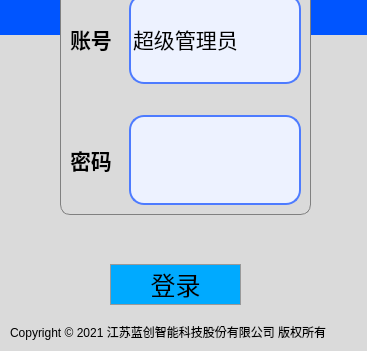
Old version of the form VocLogin/dialog.ui in the repository aa123Eason/workcode; both pictures show x 0 to 367 and y 196 to 547 of the 367 by 547 pixel window.
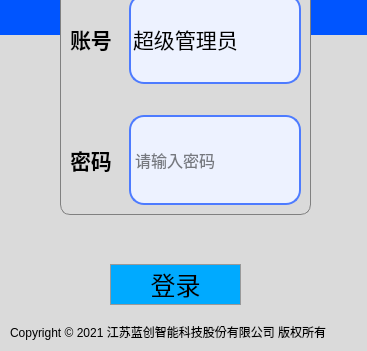
New version of the form. Icons and pictures are not drawn.

The edit to the form file:
```diff
--- a/VocLogin/dialog.ui
+++ b/VocLogin/dialog.ui
@@ -301,6 +301,15 @@
 	font: 75 12pt &quot;微软雅黑&quot;;
 }</string>
          </property>
+         <property name="inputMethodHints">
+          <set>Qt::ImhSensitiveData</set>
+         </property>
+         <property name="placeholderText">
+          <string>请输入密码</string>
+         </property>
+         <property name="clearButtonEnabled">
+          <bool>true</bool>
+         </property>
         </widget>
        </item>
       </layout>
```
